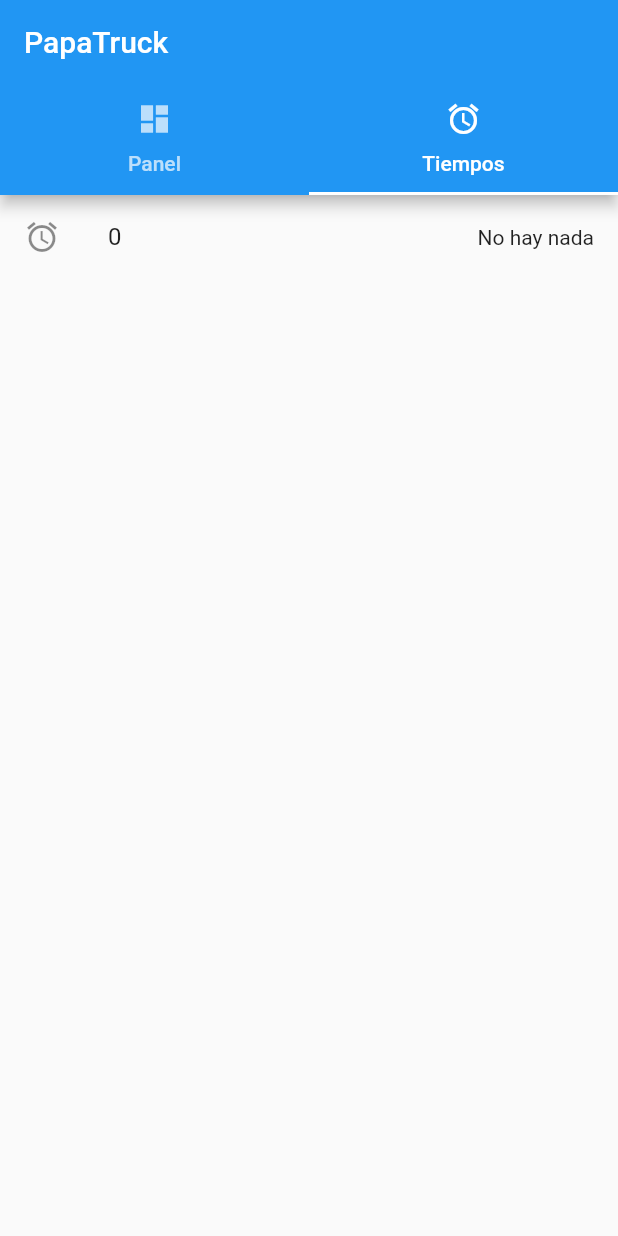
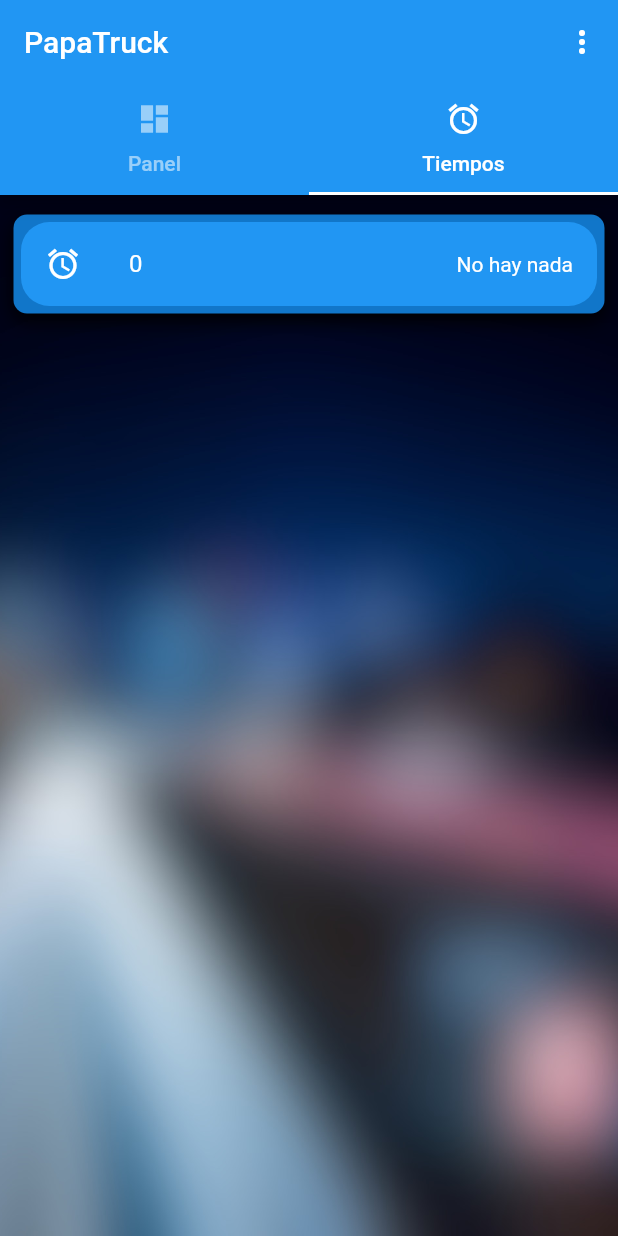
Before and after one commit to alateka/PapaTruck, a Flutter app: the screen it shows after launch, tab 2 chosen, on a phone screen of 412 x 824 dp. Run offline on Flutter 3.47's test engine with Material 2 defaults, Android fonts, the phone set to English and light mode, and no system bars.

Commit message:
Added new changes on views

```diff
--- a/lib/main.dart
+++ b/lib/main.dart
@@ -1,8 +1,8 @@
 import 'package:flutter/material.dart';
+import 'package:papatruck/models/time_log.dart';
 
 import 'views/tabs.dart';
 import 'tools/papa_storage.dart';
-
 
 void main() {
   runApp(const PapaTruck());
@@ -10,6 +10,8 @@ void main() {
 
 class PapaTruck extends StatelessWidget {
   const PapaTruck({super.key});
+
+  static final List<TimeLog> timeLogs = [];
 
   @override
   Widget build(BuildContext context) {
--- a/lib/tools/papa_storage.dart
+++ b/lib/tools/papa_storage.dart
@@ -3,7 +3,7 @@ import 'package:path_provider/path_provider.dart';
 
 class PapaStorage {
   Future<String> get _localPath async {
-    final directory = await getApplicationDocumentsDirectory();
+    final directory = await getApplicationSupportDirectory();
 
     return directory.path;
   }
@@ -26,7 +26,6 @@ class PapaStorage {
 
   Future<File> writeFile(String description, String hour) async {
     final file = await _localFile;
-
     return file.writeAsString('$description;$hour;;;', mode: FileMode.append);
   }
 
--- /dev/null
+++ b/lib/views/item_container.dart
@@ -0,0 +1,33 @@
+import 'package:flutter/material.dart';
+
+Widget itemContainer(String description, String hour) {
+  return Padding(
+    padding: const EdgeInsets.fromLTRB(9, 13, 9, 0),
+      child: Container(
+        decoration: BoxDecoration(
+        color: const Color.fromARGB(255, 17, 118, 201),
+        borderRadius: BorderRadius.circular(9),
+        boxShadow: const [
+          BoxShadow(
+            color: Colors.black,
+            blurRadius: 11,
+            offset: Offset(0,5)
+            )
+          ]
+        ),
+        child: Container(
+          decoration: BoxDecoration(
+            color: Colors.blue,
+            borderRadius: BorderRadius.circular(19),
+          ),
+          margin: const EdgeInsets.all(5.0),
+          alignment: Alignment.center,
+          child: ListTile(
+            leading: const Icon(Icons.alarm, color: Colors.white,),
+            trailing: Text(description, style: const TextStyle(color: Colors.white)),
+            title: Text(hour,style: const TextStyle(color: Colors.white)),
+          ),
+        )
+      ),
+    );
+}
--- a/lib/views/tabs.dart
+++ b/lib/views/tabs.dart
@@ -1,6 +1,8 @@
 import 'package:flutter/material.dart';
+import 'package:papatruck/main.dart';
 import 'package:papatruck/models/time_log.dart';
 import 'package:papatruck/tools/papa_storage.dart';
+import 'package:papatruck/views/add_hour_page.dart';
 
 import 'tabs/dashboard.dart';
 import 'tabs/tachograph.dart';
@@ -17,18 +19,16 @@ class Tabs extends StatefulWidget {
 
 class _TabsState extends State<Tabs> {
 
-  final List<TimeLog> timeLogs = [];
-
   @override
   void initState() {
     super.initState();
     widget.storage.readFile().then((dataFile) {
-      if (dataFile.contains("0")) {
-        timeLogs.add(TimeLog("No hay nada", "0"));
+      if (dataFile.contains("0") || dataFile.isEmpty) {
+        PapaTruck.timeLogs.add(TimeLog("No hay nada", "0"));
         widget.storage.createPapaFile();
       } else {
         for (String timeLog in dataFile.split(';;;')) {
-          timeLogs.add(
+          PapaTruck.timeLogs.add(
             TimeLog(timeLog.split(';')[0], timeLog.split(';')[1])
           );
         }
@@ -39,11 +39,42 @@ class _TabsState extends State<Tabs> {
   @override
   Widget build(BuildContext context) {
     return DefaultTabController(
+      initialIndex: 0,
       length: 2,
       child: Scaffold(
         appBar: AppBar(
           title: const Text("PapaTruck"),
+          actions: [
+            PopupMenuButton(itemBuilder: (context) {
+              return [
+                const PopupMenuItem<int>(
+                    value: 0,
+                    child: Text("Añadir hora"),
+                ),
+                const PopupMenuItem<int>(
+                    value: 1,
+                    child: Text("Sobre la APP"),
+                ),
+              ];
+            },
+            onSelected: (value) {
+              if( value == 0 ) {
+                Navigator.push(
+                  context,
+                  MaterialPageRoute(
+                    builder: (context) => AddHourPage(
+                      storage: PapaStorage(),
+                      logs: PapaTruck.timeLogs)))
+                .then((value){setState(() {});});
+              }
+              if( value == 1 ) {
+                // Sobre la APP
+              }
+            })
+          ],
           bottom: const TabBar(
+            labelColor: Colors.white,
+            unselectedLabelColor: Colors.white54,
             tabs: [
               Tab(
                 icon: Icon(Icons.dashboard),
@@ -59,7 +90,7 @@ class _TabsState extends State<Tabs> {
         body: TabBarView(
           children: [
             const Dashboard(),
-            Tachograph(storage: PapaStorage(), logs: timeLogs),
+            Tachograph(storage: PapaStorage(), logs: PapaTruck.timeLogs),
           ]
         )
       )
--- a/lib/views/tabs/dashboard.dart
+++ b/lib/views/tabs/dashboard.dart
@@ -28,7 +28,7 @@ class Dashboard extends StatelessWidget {
                 )
               ]
             ),
-            child: const Text("Hola", style: TextStyle(color: Colors.white),),
+            child: const Text("alpha_v02082022", style: TextStyle(color: Colors.white),)
           ),
         ),
       )
--- a/lib/views/tabs/tachograph.dart
+++ b/lib/views/tabs/tachograph.dart
@@ -1,8 +1,8 @@
-import 'dart:io';
 import 'package:flutter/material.dart';
 import 'package:papatruck/models/time_log.dart';
 
 import 'package:papatruck/tools/papa_storage.dart';
+import 'package:papatruck/views/item_container.dart';
 
 class Tachograph extends StatelessWidget {
   const Tachograph({super.key, required this.storage, required this.logs});
@@ -12,19 +12,19 @@ class Tachograph extends StatelessWidget {
 
   @override
   Widget build(BuildContext context) {
-    return ListView.builder(
-      itemCount: logs.length,
-      itemBuilder: (BuildContext context, int index) {
-        return ListTile(
-          leading: const Icon(Icons.alarm),
-          trailing: Text(logs[index].description),
-          title: Text(logs[index].hour),
-        );
-      }
+    return Container(
+      decoration: BoxDecoration(
+        image: DecorationImage(
+         image: Image.asset('assets/background_blur.jpg').image,
+         fit: BoxFit.cover
+        )
+      ),
+      child: ListView.builder(
+        itemCount: logs.length,
+        itemBuilder: (BuildContext context, int index) {
+          return itemContainer(logs[index].description, logs[index].hour);
+        }
+      ),
     );
   }
-
-  Future<File> _writeLog(String description, String hour) {
-    return storage.writeFile(description, hour);
-  }
 }
```
Also changed, not shown: lib/views/add_hour_page.dart (added, +66 -0 lines), assets/background.jpg, assets/background_blur.jpg (added), 1 other file.
